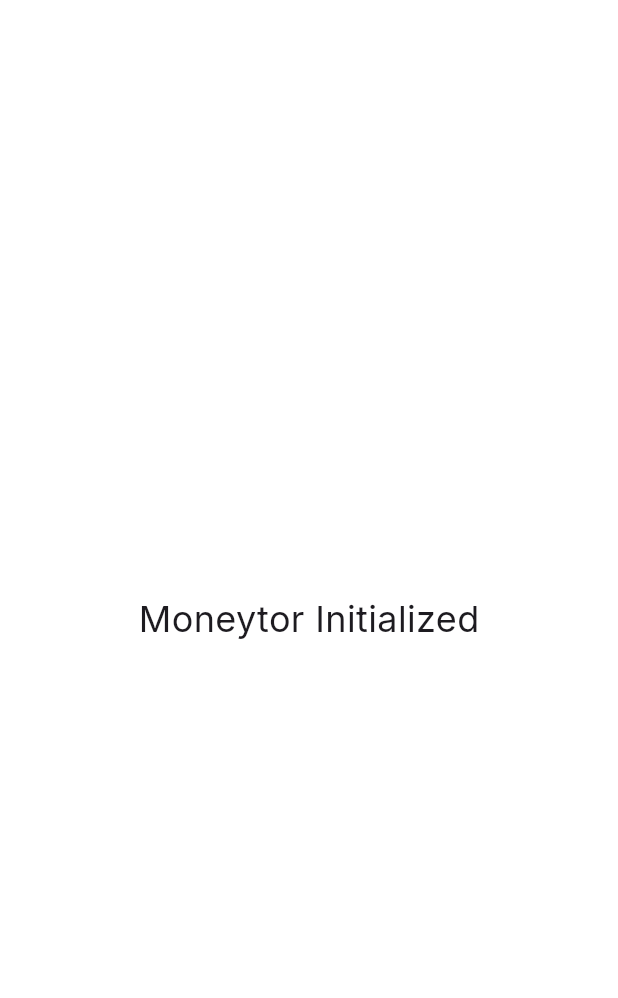
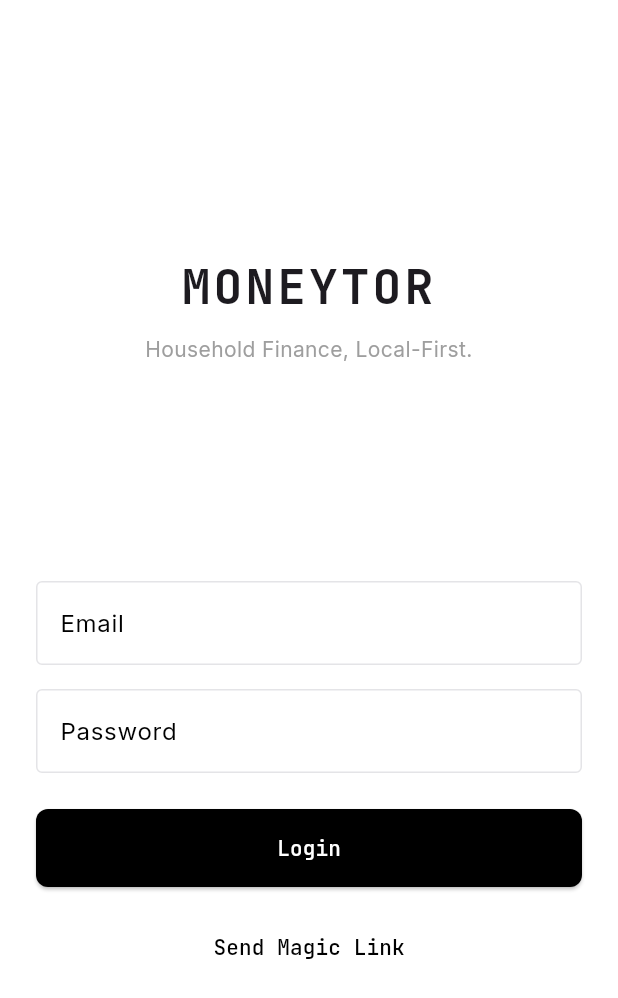
Before and after one commit to JeremieGourdon/Moneytor, a Flutter app: the screen it shows after launch, on a phone screen of 412 x 824 dp. Shown: the top 998 px of the screen. Run offline on Flutter 3.47's test engine with Material 3 defaults, Android fonts, the phone set to English and light mode, and no system bars; our stand-ins replace flutter_riverpod, google_fonts, riverpod_annotation, supabase_flutter; missing offline and left inert: powersync; accounts and stored records are empty; generated files the repository leaves out were written again.

Commit message:
feat: implement Supabase Auth and User Profile foundations

```diff
--- /dev/null
+++ b/app/lib/features/auth/providers/auth_provider.dart
@@ -0,0 +1,32 @@
+import 'package:riverpod_annotation/riverpod_annotation.dart';
+import 'package:supabase_flutter/supabase_flutter.dart';
+import '../repositories/auth_repository.dart';
+
+part 'auth_provider.g.dart';
+
+@Riverpod(keepAlive: true)
+class AuthStateNotifier extends _$AuthStateNotifier {
+  @override
+  Stream<User?> build() {
+    final repository = ref.watch(authRepositoryProvider);
+
+    // Listen to auth state changes and emit the user.
+    return repository.authStateChanges.map((event) => event.session?.user);
+  }
+
+  Future<void> signIn(String email, String password) async {
+    await ref.read(authRepositoryProvider).signIn(email, password);
+  }
+
+  Future<void> signUp(String email, String password) async {
+    await ref.read(authRepositoryProvider).signUp(email, password);
+  }
+
+  Future<void> signInWithMagicLink(String email) async {
+    await ref.read(authRepositoryProvider).signInWithMagicLink(email);
+  }
+
+  Future<void> signOut() async {
+    await ref.read(authRepositoryProvider).signOut();
+  }
+}
--- /dev/null
+++ b/app/lib/features/auth/repositories/auth_repository.dart
@@ -0,0 +1,50 @@
+import 'package:supabase_flutter/supabase_flutter.dart';
+import 'package:riverpod_annotation/riverpod_annotation.dart';
+
+part 'auth_repository.g.dart';
+
+class AuthRepository {
+  final SupabaseClient _supabase;
+
+  AuthRepository(this._supabase);
+
+  /// Returns the current authenticated user from Supabase.
+  User? get currentUser => _supabase.auth.currentUser;
+
+  /// Stream of auth state changes.
+  Stream<AuthState> get authStateChanges => _supabase.auth.onAuthStateChange;
+
+  /// Sign in with Email and Password (for MVP, we'll use this alongside Magic Link).
+  Future<AuthResponse> signIn(String email, String password) async {
+    return await _supabase.auth.signInWithPassword(
+      email: email,
+      password: password,
+    );
+  }
+
+  /// Sign up with Email and Password.
+  Future<AuthResponse> signUp(String email, String password) async {
+    return await _supabase.auth.signUp(
+      email: email,
+      password: password,
+    );
+  }
+
+  /// Sign in with Magic Link.
+  Future<void> signInWithMagicLink(String email) async {
+    await _supabase.auth.signInWithOtp(
+      email: email,
+      emailRedirectTo: 'com.moneytor.app://login-callback',
+    );
+  }
+
+  /// Sign out.
+  Future<void> signOut() async {
+    await _supabase.auth.signOut();
+  }
+}
+
+@Riverpod(keepAlive: true)
+AuthRepository authRepository(Ref ref) {
+  return AuthRepository(Supabase.instance.client);
+}
--- /dev/null
+++ b/app/lib/features/auth/views/login_screen.dart
@@ -0,0 +1,124 @@
+import 'package:flutter/material.dart';
+import 'package:flutter_riverpod/flutter_riverpod.dart';
+import 'package:google_fonts/google_fonts.dart';
+import '../providers/auth_provider.dart';
+
+class LoginScreen extends ConsumerStatefulWidget {
+  const LoginScreen({super.key});
+
+  @override
+  ConsumerState<LoginScreen> createState() => _LoginScreenState();
+}
+
+class _LoginScreenState extends ConsumerState<LoginScreen> {
+  final _emailController = TextEditingController();
+  final _passwordController = TextEditingController();
+  bool _isLoading = false;
+
+  @override
+  void dispose() {
+    _emailController.dispose();
+    _passwordController.dispose();
+    super.dispose();
+  }
+
+  Future<void> _handleLogin() async {
+    setState(() => _isLoading = true);
+    try {
+      await ref.read(authStateProvider.notifier).signIn(
+            _emailController.text,
+            _passwordController.text,
+          );
+    } catch (e) {
+      if (mounted) {
+        ScaffoldMessenger.of(context).showSnackBar(
+          SnackBar(content: Text('Error: $e'), backgroundColor: Colors.red),
+        );
+      }
+    } finally {
+      if (mounted) setState(() => _isLoading = false);
+    }
+  }
+
+  @override
+  Widget build(BuildContext context) {
+    return Scaffold(
+      body: Padding(
+        padding: const EdgeInsets.all(24.0),
+        child: Column(
+          mainAxisAlignment: MainAxisAlignment.center,
+          crossAxisAlignment: CrossAxisAlignment.stretch,
+          children: [
+            const Spacer(),
+            Text(
+              'MONEYTOR',
+              style: GoogleFonts.jetBrainsMono(
+                fontSize: 32,
+                fontWeight: FontWeight.bold,
+                letterSpacing: 2,
+              ),
+              textAlign: TextAlign.center,
+            ),
+            const SizedBox(height: 8),
+            const Text(
+              'Household Finance, Local-First.',
+              style: TextStyle(color: Colors.grey),
+              textAlign: TextAlign.center,
+            ),
+            const Spacer(),
+            TextField(
+              controller: _emailController,
+              decoration: const InputDecoration(
+                labelText: 'Email',
+                border: OutlineInputBorder(),
+              ),
+              keyboardType: TextInputType.emailAddress,
+            ),
+            const SizedBox(height: 16),
+            TextField(
+              controller: _passwordController,
+              decoration: const InputDecoration(
+                labelText: 'Password',
+                border: OutlineInputBorder(),
+              ),
+              obscureText: true,
+            ),
+            const SizedBox(height: 24),
+            ElevatedButton(
+              onPressed: _isLoading ? null : _handleLogin,
+              style: ElevatedButton.styleFrom(
+                backgroundColor: Colors.black,
+                foregroundColor: Colors.white,
+                padding: const EdgeInsets.symmetric(vertical: 16),
+                shape: RoundedRectangleBorder(
+                  borderRadius: BorderRadius.circular(8),
+                ),
+              ),
+              child: _isLoading
+                  ? const SizedBox(
+                      height: 20,
+                      width: 20,
+                      child: CircularProgressIndicator(
+                        color: Colors.white,
+                        strokeWidth: 2,
+                      ),
+                    )
+                  : const Text('Login'),
+            ),
+            const SizedBox(height: 16),
+            TextButton(
+              onPressed: () {
+                // TODO: Magic Link Logic
+              },
+              child: const Text(
+                'Send Magic Link',
+                style: TextStyle(color: Colors.black),
+              ),
+            ),
+            const Spacer(),
+          ],
+        ),
+      ),
+    );
+  }
+}
--- a/app/lib/main.dart
+++ b/app/lib/main.dart
@@ -1,9 +1,20 @@
 import 'package:flutter/material.dart';
 import 'package:flutter_riverpod/flutter_riverpod.dart';
+import 'package:moneytor/features/auth/providers/auth_provider.dart';
+import 'package:moneytor/features/auth/views/login_screen.dart';
+import 'package:moneytor/features/auth/views/profile_screen.dart';
 import 'package:moneytor/shared/theme/app_theme.dart';
+import 'package:supabase_flutter/supabase_flutter.dart';
 
-void main() {
+void main() async {
   WidgetsFlutterBinding.ensureInitialized();
+
+  // TODO: Replace with your actual credentials
+  await Supabase.initialize(
+    url: 'YOUR_SUPABASE_URL',
+    anonKey: 'YOUR_SUPABASE_ANON_KEY',
+  );
+
   runApp(const ProviderScope(child: MoneytorApp()));
 }
 
@@ -12,12 +23,21 @@ class MoneytorApp extends ConsumerWidget {
 
   @override
   Widget build(BuildContext context, WidgetRef ref) {
+    final authState = ref.watch(authStateProvider);
+
     return MaterialApp(
       title: 'Moneytor',
       theme: AppTheme.lightTheme,
-      home: const Scaffold(
-        body: Center(
-          child: Text('Moneytor Initialized', style: TextStyle(fontSize: 24)),
+      home: authState.when(
+        data: (user) {
+          if (user == null) return const LoginScreen();
+          return const ProfileScreen();
+        },
+        loading: () => const Scaffold(
+          body: Center(child: CircularProgressIndicator(color: Colors.black)),
+        ),
+        error: (err, stack) => Scaffold(
+          body: Center(child: Text('Auth Error: $err')),
         ),
       ),
     );
--- a/app/pubspec.yaml
+++ b/app/pubspec.yaml
@@ -16,6 +16,7 @@ dependencies:
   go_router: ^17.2.3
   google_fonts: ^8.1.0
   intl: ^0.20.2
+  json_annotation: ^4.11.0
   package_info_plus: ^10.1.0
   path: ^1.9.1
   path_provider: ^2.1.5
@@ -32,6 +33,7 @@ dev_dependencies:
   flutter_lints: ^6.0.0
   riverpod_generator: ^4.0.3
   build_runner: ^2.15.0
+  json_serializable: ^6.13.0
 
 flutter:
   uses-material-design: true
```
Also changed, not shown: app/lib/core/models/user_model.dart (added, +29 -0 lines), app/lib/features/auth/providers/profile_provider.dart (added, +26 -0 lines), app/lib/features/auth/repositories/profile_repository.dart (added, +33 -0 lines), app/lib/features/auth/views/profile_screen.dart (added, +47 -0 lines), app/lib/core/models/user_model.g.dart (added), app/lib/features/auth/providers/auth_provider.g.dart (added), app/lib/features/auth/providers/profile_provider.g.dart (added), app/lib/features/auth/repositories/auth_repository.g.dart (added), app/lib/features/auth/repositories/profile_repository.g.dart (added), app/pubspec.lock.
